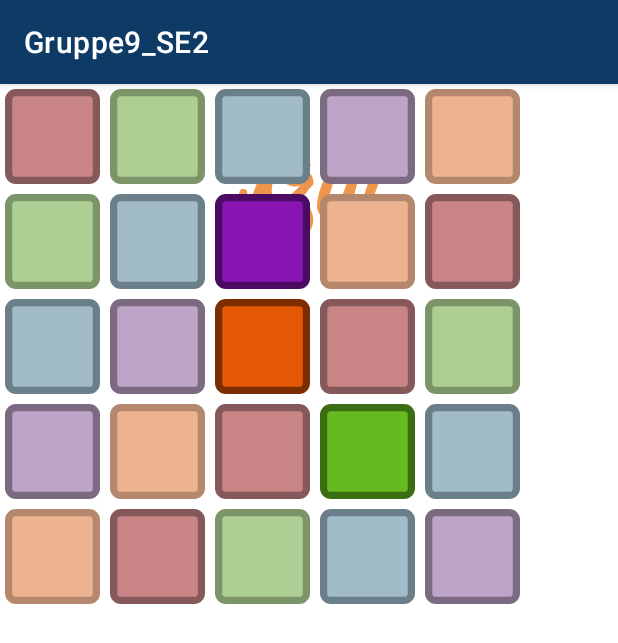
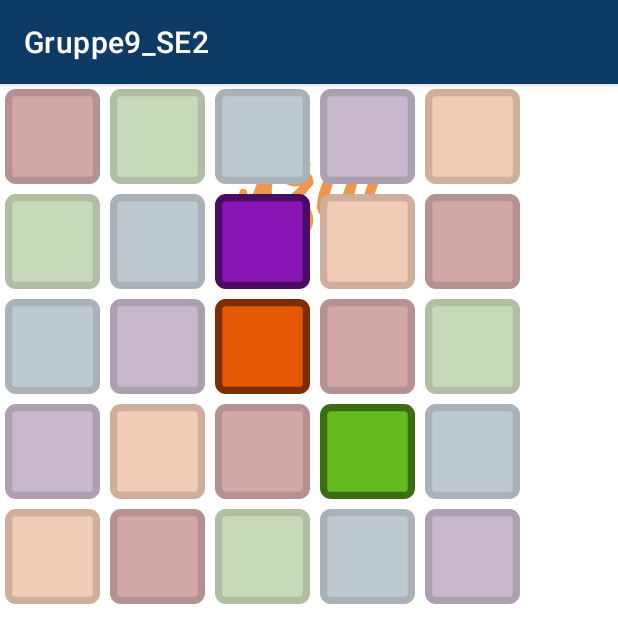
Before and after one commit to KatharinaKofler/Gruppe9_SE2, an Android app: the screen it shows after launch (MainActivity), on a phone screen of 412 x 824 dp. Shown: the top 643 px of the screen. Run offline under Robolectric (Android 15) with nearby library versions, the phone set to English and light mode, and no system bars; libraries missing offline, so code that uses them is left out: io.socket.client.

Commit message:
changed colors, contrast more visible

```diff
--- a/app/src/main/res/values/colors.xml
+++ b/app/src/main/res/values/colors.xml
@@ -13,20 +13,20 @@
     <color name="emptyFlieseFill">#ffeed6</color>
     <color name="emptyFlieseBorder">#a89d8d</color>
 
-    <color name="emptyFlieseFill1">#c98585</color>
-    <color name="emptyFlieseBorder1">#855959</color>
+    <color name="emptyFlieseFill1">#d1a7a7</color>
+    <color name="emptyFlieseBorder1">#b59191</color>
 
-    <color name="emptyFlieseFill2">#aecf93</color>
-    <color name="emptyFlieseBorder2">#7b9468</color>
+    <color name="emptyFlieseFill2">#c7d9b8</color>
+    <color name="emptyFlieseBorder2">#b0bfa3</color>
 
-    <color name="emptyFlieseFill3">#a1bbc9</color>
-    <color name="emptyFlieseBorder3">#6b7f8a</color>
+    <color name="emptyFlieseFill3">#bec9cf</color>
+    <color name="emptyFlieseBorder3">#a9b2b8</color>
 
-    <color name="emptyFlieseFill4">#bea5c7</color>
-    <color name="emptyFlieseBorder4">#7c6982</color>
+    <color name="emptyFlieseFill4">#c7b8cc</color>
+    <color name="emptyFlieseBorder4">#aca0b0</color>
 
-    <color name="emptyFlieseFill5">#edb391</color>
-    <color name="emptyFlieseBorder5">#b5876d</color>
+    <color name="emptyFlieseFill5">#f0cbb6</color>
+    <color name="emptyFlieseBorder5">#cfae9b</color>
 
 
     <color name="FlieseFill1">#b52222</color>
```
